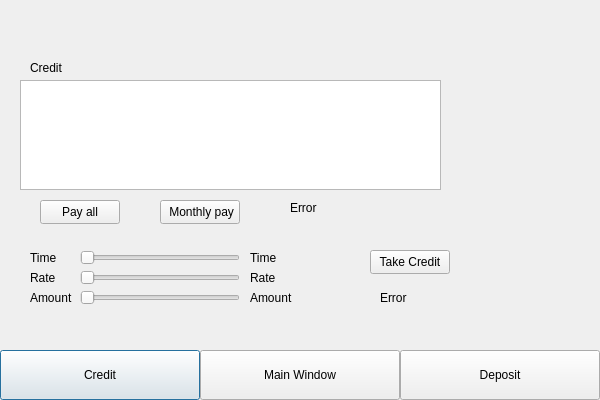
This is BankApp/userwindow.ui in polkjhgf/BankMachination as Qt 5 draws it before an edit. The edited form follows.
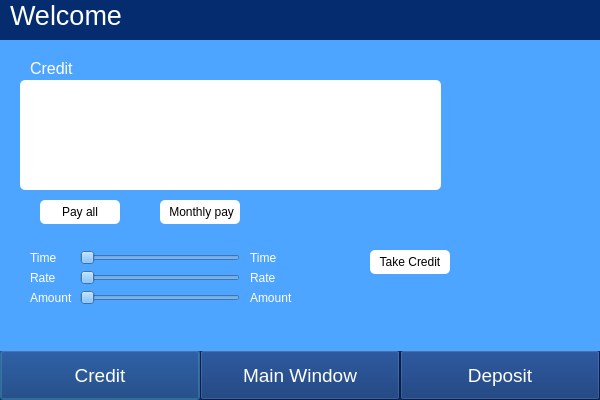
This is the edited form. The open tabs and pages were chosen to show the change.

Diff of the .ui file:
```diff
--- a/BankApp/userwindow.ui
+++ b/BankApp/userwindow.ui
@@ -22,6 +22,9 @@
      <height>440</height>
     </rect>
    </property>
+   <property name="styleSheet">
+    <string notr="true">background-color: #052C6E;</string>
+   </property>
    <widget class="QPushButton" name="CreditButton">
     <property name="geometry">
      <rect>
@@ -31,6 +34,16 @@
       <height>50</height>
      </rect>
     </property>
+    <property name="font">
+     <font>
+      <pointsize>14</pointsize>
+     </font>
+    </property>
+    <property name="styleSheet">
+     <string notr="true">color: white;
+
+</string>
+    </property>
     <property name="text">
      <string>Credit</string>
     </property>
@@ -44,6 +57,16 @@
       <height>50</height>
      </rect>
     </property>
+    <property name="font">
+     <font>
+      <pointsize>14</pointsize>
+     </font>
+    </property>
+    <property name="styleSheet">
+     <string notr="true">color: white;
+
+</string>
+    </property>
     <property name="text">
      <string>Main Window</string>
     </property>
@@ -57,6 +80,16 @@
       <height>50</height>
      </rect>
     </property>
+    <property name="font">
+     <font>
+      <pointsize>14</pointsize>
+     </font>
+    </property>
+    <property name="styleSheet">
+     <string notr="true">color: white;
+
+</string>
+    </property>
     <property name="text">
      <string>Deposit</string>
     </property>
@@ -70,6 +103,9 @@
       <height>311</height>
      </rect>
     </property>
+    <property name="styleSheet">
+     <string notr="true">background-color:  #4ea5ff;</string>
+    </property>
     <property name="currentIndex">
      <number>1</number>
     </property>
@@ -87,19 +123,6 @@
        <string>Balance</string>
       </property>
      </widget>
-     <widget class="QLabel" name="WelcomeLabel">
-      <property name="geometry">
-       <rect>
-        <x>20</x>
-        <y>10</y>
-        <width>181</width>
-        <height>16</height>
-       </rect>
-      </property>
-      <property name="text">
-       <string>Welcome</string>
-      </property>
-     </widget>
      <widget class="QLabel" name="label_9">
       <property name="geometry">
        <rect>
@@ -124,6 +147,14 @@
         <height>16</height>
        </rect>
       </property>
+      <property name="font">
+       <font>
+        <pointsize>12</pointsize>
+       </font>
+      </property>
+      <property name="styleSheet">
+       <string notr="true">color: white;</string>
+      </property>
       <property name="text">
        <string>Credit</string>
       </property>
@@ -137,6 +168,10 @@
         <height>110</height>
        </rect>
       </property>
+      <property name="styleSheet">
+       <string notr="true">background-color: white;
+border-radius: 5px;</string>
+      </property>
      </widget>
      <widget class="QPushButton" name="PayAllButton">
       <property name="geometry">
@@ -147,6 +182,11 @@
         <height>24</height>
        </rect>
       </property>
+      <property name="styleSheet">
+       <string notr="true">background-color: white;
+border-radius: 5px;
+text-color: blue;</string>
+      </property>
       <property name="text">
        <string>Pay all</string>
       </property>
@@ -160,6 +200,11 @@
         <height>24</height>
        </rect>
       </property>
+      <property name="styleSheet">
+       <string notr="true">background-color: white;
+border-radius: 5px;
+text-color: blue;</string>
+      </property>
       <property name="text">
        <string> Monthly pay</string>
       </property>
@@ -212,6 +257,9 @@
         <height>16</height>
        </rect>
       </property>
+      <property name="styleSheet">
+       <string notr="true">color: white;</string>
+      </property>
       <property name="text">
        <string>Time</string>
       </property>
@@ -225,6 +273,9 @@
         <height>16</height>
        </rect>
       </property>
+      <property name="styleSheet">
+       <string notr="true">color: white;</string>
+      </property>
       <property name="text">
        <string>Rate</string>
       </property>
@@ -238,6 +289,9 @@
         <height>16</height>
        </rect>
       </property>
+      <property name="styleSheet">
+       <string notr="true">color: white;</string>
+      </property>
       <property name="text">
        <string>Amount</string>
       </property>
@@ -251,6 +305,9 @@
         <height>16</height>
        </rect>
       </property>
+      <property name="styleSheet">
+       <string notr="true">color: white;</string>
+      </property>
       <property name="text">
        <string>Time</string>
       </property>
@@ -264,6 +321,9 @@
         <height>16</height>
        </rect>
       </property>
+      <property name="styleSheet">
+       <string notr="true">color: white;</string>
+      </property>
       <property name="text">
        <string>Rate</string>
       </property>
@@ -277,6 +337,9 @@
         <height>16</height>
        </rect>
       </property>
+      <property name="styleSheet">
+       <string notr="true">color: white;</string>
+      </property>
       <property name="text">
        <string>Amount</string>
       </property>
@@ -290,6 +353,11 @@
         <height>24</height>
        </rect>
       </property>
+      <property name="styleSheet">
+       <string notr="true">background-color: white;
+border-radius: 5px;
+text-color: blue;</string>
+      </property>
       <property name="text">
        <string>Take Credit</string>
       </property>
@@ -303,8 +371,11 @@
         <height>16</height>
        </rect>
       </property>
+      <property name="styleSheet">
+       <string notr="true">color: #BF3030;</string>
+      </property>
       <property name="text">
-       <string>Error</string>
+       <string/>
       </property>
      </widget>
      <widget class="QLabel" name="ErrorPayLabel">
@@ -316,8 +387,12 @@
         <height>16</height>
        </rect>
       </property>
+      <property name="styleSheet">
+       <string notr="true">color: #BF3030;
+</string>
+      </property>
       <property name="text">
-       <string>Error</string>
+       <string/>
       </property>
      </widget>
     </widget>
@@ -503,6 +578,28 @@
      </widget>
     </widget>
    </widget>
+   <widget class="QLabel" name="WelcomeLabel">
+    <property name="geometry">
+     <rect>
+      <x>10</x>
+      <y>0</y>
+      <width>241</width>
+      <height>31</height>
+     </rect>
+    </property>
+    <property name="font">
+     <font>
+      <pointsize>20</pointsize>
+     </font>
+    </property>
+    <property name="styleSheet">
+     <string notr="true">color: white;
+</string>
+    </property>
+    <property name="text">
+     <string>Welcome</string>
+    </property>
+   </widget>
   </widget>
  </widget>
  <resources/>
```
Left out of the diff: 74 changed lines with no effect on the pictures.
